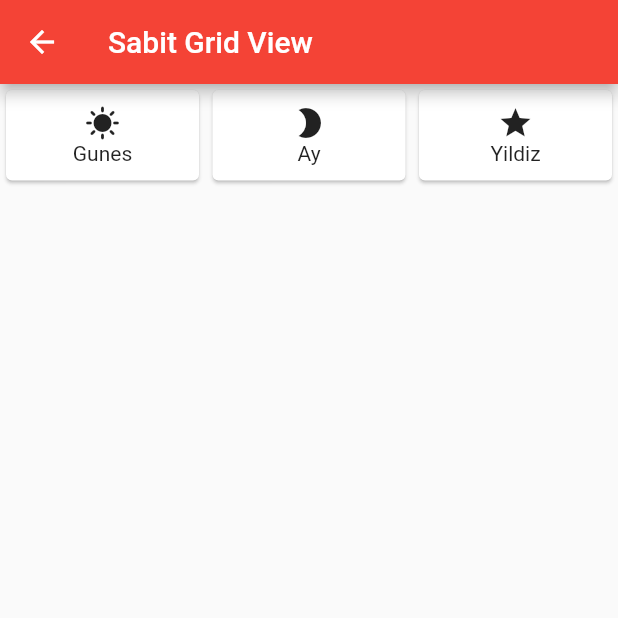
After one commit to tahaturan/flutter_forms, a Flutter app: the SabitGridViewKullanimi screen opened by its route, on a phone screen of 412 x 824 dp, the top half of it. The commit adds this screen. Run offline on Flutter 3.47's test engine with Material 2 defaults, Android fonts, the phone set to English and light mode, and no system bars.

Commit message:
Sabit GridView Kullanimi

```diff
--- a/lib/route_generator.dart
+++ b/lib/route_generator.dart
@@ -5,6 +5,7 @@ import 'package:flutter_forms/views/appbar_kullanimi.dart';
 import 'package:flutter_forms/views/card_kullanimi.dart';
 import 'package:flutter_forms/views/form_kullanimi.dart';
 import 'package:flutter_forms/views/my_home_page.dart';
+import 'package:flutter_forms/views/sabit_gridview_kullanimi.dart';
 import 'package:flutter_forms/views/sabit_listview_kullanimi.dart';
 
 class RouteGenerator {
@@ -20,6 +21,8 @@ class RouteGenerator {
         return sayfaGecis(const CardKullanimi());
       case "/sabitListView":
         return sayfaGecis(const SabitListView());
+      case "/sabitGridView":
+        return sayfaGecis(const SabitGridViewKullanimi());
     }
     return null;
   }
--- a/lib/views/my_home_page.dart
+++ b/lib/views/my_home_page.dart
@@ -52,6 +52,8 @@ class _MyHomePageState extends State<MyHomePage> {
                 butonAdi: "Card Kullanimi", gidilecekSayfaAdi: "cardKullanimi"),
             SayfaGecisButton(
                 butonAdi: "Sabit ListView", gidilecekSayfaAdi: "sabitListView"),
+            SayfaGecisButton(
+                butonAdi: "Sabit GridView", gidilecekSayfaAdi: "sabitGridView"),
           ],
         ),
       ),
--- /dev/null
+++ b/lib/views/sabit_gridview_kullanimi.dart
@@ -0,0 +1,56 @@
+import 'package:flutter/material.dart';
+
+class SabitGridViewKullanimi extends StatelessWidget {
+  const SabitGridViewKullanimi({Key? key}) : super(key: key);
+
+  @override
+  Widget build(BuildContext context) {
+    return Scaffold(
+      appBar: AppBar(
+        title: const Text('Sabit Grid View'),
+      ),
+      body: GridView.count(
+        crossAxisSpacing: 1,
+        mainAxisSpacing: 2,
+        crossAxisCount: 3,
+        //*bir satirda kactane item olacak onu belirler
+        childAspectRatio: 2 / 1,
+        //* herbir item genisligi 2 yukseligi ise 1 olacak yani 2 ye 1 oraninda olsun diyoruz
+        children: [
+          GestureDetector(
+            onTap: () {
+              debugPrint("Gunes Tiklandi");
+            },
+            child: Card(
+              child: Column(
+                mainAxisAlignment: MainAxisAlignment.center,
+                children: const [
+                  Icon(Icons.sunny),
+                  Text("Gunes"),
+                ],
+              ),
+            ),
+          ),
+          Card(
+            child: Column(
+              mainAxisAlignment: MainAxisAlignment.center,
+              children: const [
+                Icon(Icons.brightness_2),
+                Text("Ay"),
+              ],
+            ),
+          ),
+          Card(
+            child: Column(
+              mainAxisAlignment: MainAxisAlignment.center,
+              children: const [
+                Icon(Icons.star),
+                Text("Yildiz"),
+              ],
+            ),
+          ),
+        ],
+      ),
+    );
+  }
+}
```
Also changed, not shown: images/sabitgridview.gif (added), 1 other file.
